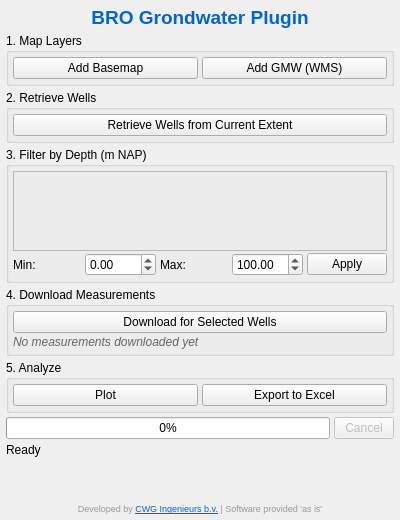
Above: bro_grondwater/bro_grondwater_dialog_base.ui from CWG-Ingenieurs/bro-grondwater-plugin before the change. Below: the same form after it.
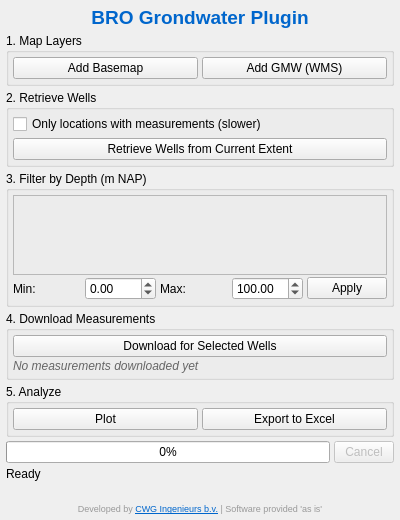
That is the form after the change.

Commit message: Add "only locations with measurements" retrieval option (issue #17)

```diff
--- a/bro_grondwater/bro_grondwater_dialog_base.ui
+++ b/bro_grondwater/bro_grondwater_dialog_base.ui
@@ -71,6 +71,16 @@
       <property name="margin">
        <number>4</number>
       </property>
+      <item>
+       <widget class="QCheckBox" name="checkBoxOnlyWithMeasurements">
+        <property name="toolTip">
+         <string>Filters out locations that have never had any groundwater level measurements. This requires downloading each location's measurement dossier during retrieval, which is slower than the default.</string>
+        </property>
+        <property name="text">
+         <string>Only locations with measurements (slower)</string>
+        </property>
+       </widget>
+      </item>
       <item>
        <widget class="QPushButton" name="btnRetrieveWells">
         <property name="text">
```
The commit also changes 2 other files.
